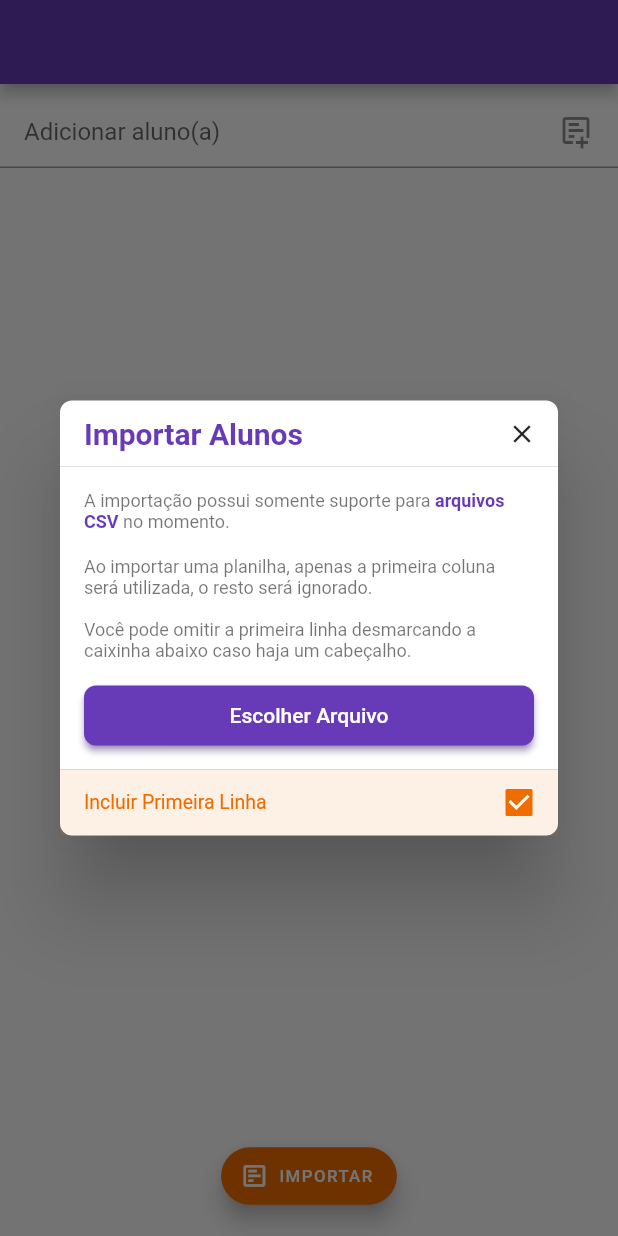
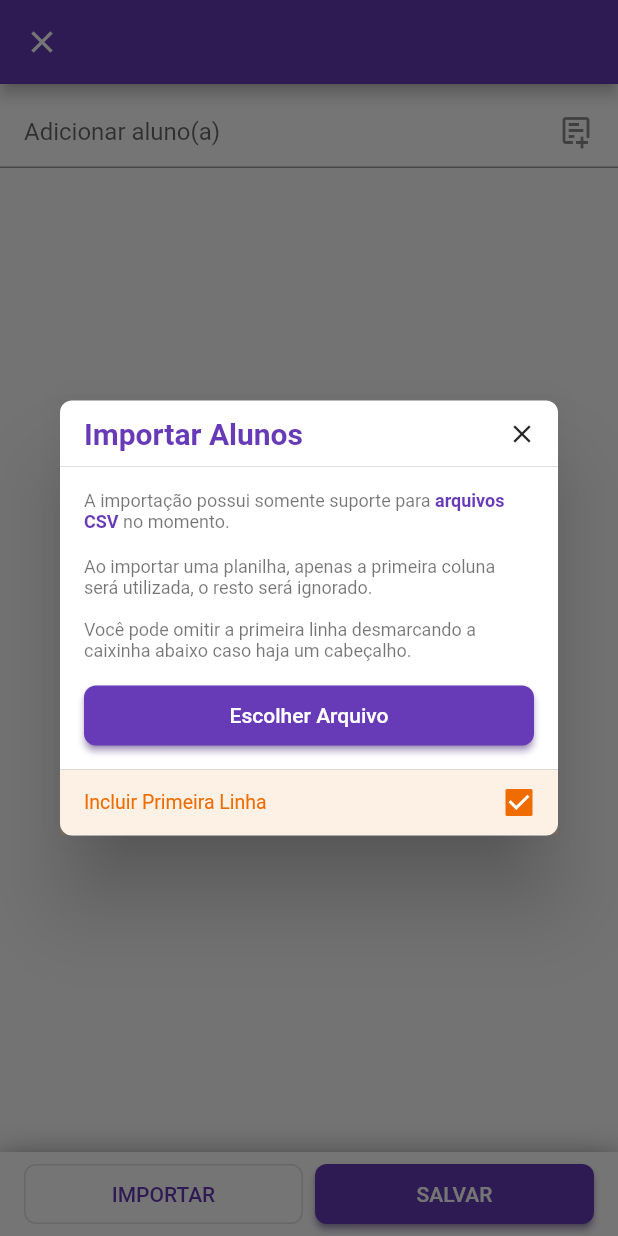
Before and after one commit to baumths/presenca, a Flutter app: the StudentsFormPage widget shown alone on an empty page, opened directly with empty values, after a tap on "IMPORTAR", on a phone screen of 412 x 824 dp. Run offline on Flutter 3.47's test engine with Material 2 defaults, Android fonts, the phone set to English and light mode, and no system bars; our stand-ins replace bloc, dartz, flutter_bloc, freezed_annotation, hive; accounts and stored records are empty; generated files the repository leaves out were written again.

Commit message:
Some changes to students form

```diff
--- a/lib/src/application/students/form/state.dart
+++ b/lib/src/application/students/form/state.dart
@@ -8,6 +8,7 @@ class StudentsFormState with _$StudentsFormState {
     required Option<Discipline> discipline,
     required Option<Student> selectedStudent,
     required List<Student> students,
+    required bool isSaving,
     required Option<Either<StudentFailure, Unit>> failureOrSuccessOption,
   }) = _StudentsFormState;
 
@@ -16,6 +17,7 @@ class StudentsFormState with _$StudentsFormState {
       discipline: None(),
       selectedStudent: None(),
       students: <Student>[],
+      isSaving: false,
       failureOrSuccessOption: None(),
     );
   }
--- a/lib/src/presentation/students/form/students_form_page.dart
+++ b/lib/src/presentation/students/form/students_form_page.dart
@@ -4,6 +4,7 @@ import 'package:flutter_bloc/flutter_bloc.dart';
 import '../../../application/students/form/bloc.dart';
 import '../../../domain/discipline.dart';
 import '../../../domain/student.dart';
+import '../../../shared/shared.dart';
 import 'widgets/students_form_view.dart';
 
 class StudentsFormPage extends StatelessWidget {
@@ -31,7 +32,56 @@ class StudentsFormPage extends StatelessWidget {
 
         return bloc..add(StudentsFormEvent.started(discipline: discipline));
       },
-      child: StudentsFormView(title: discipline.name),
+      child: BlocListener<StudentsFormBloc, StudentsFormState>(
+        listenWhen: (p, c) {
+          return p.failureOrSuccessOption != c.failureOrSuccessOption;
+        },
+        listener: (BuildContext context, StudentsFormState state) {
+          state.failureOrSuccessOption.fold(
+            () {},
+            (either) => either.fold(
+              (failure) => failure.whenOrNull(
+                unableToUpdate: () {
+                  SnackBarHelper.showError(
+                    context,
+                    'Não foi possível salvar lista de alunos.',
+                  );
+                },
+              ),
+              (_) {
+                Navigator.pop(context);
+                SnackBarHelper.showSuccess(
+                  context,
+                  'As alterações foram salvas.',
+                );
+              },
+            ),
+          );
+        },
+        child: Stack(
+          children: [
+            StudentsFormView(title: discipline.name),
+            const _Overlay(),
+          ],
+        ),
+      ),
     );
   }
 }
+
+class _Overlay extends StatelessWidget {
+  const _Overlay({Key? key}) : super(key: key);
+
+  @override
+  Widget build(BuildContext context) {
+    return BlocBuilder<StudentsFormBloc, StudentsFormState>(
+      buildWhen: (p, c) => p.isSaving != c.isSaving,
+      builder: (BuildContext context, StudentsFormState state) {
+        return LoadingOverlay(
+          visible: state.isSaving,
+          description: 'Salvando Lista de Alunos...',
+        );
+      },
+    );
+  }
+}
--- a/lib/src/presentation/students/form/widgets/students_form_view.dart
+++ b/lib/src/presentation/students/form/widgets/students_form_view.dart
@@ -8,8 +8,6 @@ import 'discard_dialog.dart';
 import 'students_form_body.dart';
 
 class StudentsFormView extends StatelessWidget {
-  static const _kFabLocation = FloatingActionButtonLocation.centerFloat;
-
   const StudentsFormView({
     Key? key,
     required this.title,
@@ -19,52 +17,41 @@ class StudentsFormView extends StatelessWidget {
 
   @override
   Widget build(BuildContext context) {
-    return WillPopScope(
-      onWillPop: () async {
-        final bool? shouldSave = await showDialog<bool>(
-          context: context,
-          builder: (_) => const DiscardDialog(),
-        );
-
-        // TODO: show loading overlay
-        if (shouldSave == null) {
-          return false;
-        } else if (shouldSave) {
-          context
-              .read<StudentsFormBloc>()
-              .add(const StudentsFormEvent.submitted());
-          SnackBarHelper.showSuccess(context, 'Saved');
-        } else {
-          SnackBarHelper.showError(context, 'Trashed');
-        }
-
-        return true;
-      },
-      child: Scaffold(
-        appBar: AppBar(title: Text(title), titleSpacing: 0),
+    return Scaffold(
+      appBar: AppBar(
+        titleSpacing: 0,
+        title: Text(title),
+        leading: const _CloseButton(),
+      ),
       body: const StudentsFormBody(),
-        floatingActionButtonLocation: _kFabLocation,
-        floatingActionButton: const _ImportFab(),
-      ),
+      bottomNavigationBar: const _ButtonBar(),
     );
   }
 }
 
-class _ImportFab extends StatelessWidget {
-  const _ImportFab({Key? key}) : super(key: key);
+class _ButtonBar extends StatelessWidget {
+  const _ButtonBar({Key? key}) : super(key: key);
 
   @override
   Widget build(BuildContext context) {
-    return Transform.scale(
-      scale: .8,
-      child: FloatingActionButton.extended(
-        // TODO(future): update on scrollable scrolled
-        isExtended: true,
-        icon: const RotatedBox(
-          quarterTurns: 1,
-          child: Icon(Icons.poll_outlined),
+    return DecoratedBox(
+      decoration: const BoxDecoration(
+        color: Colors.white,
+        boxShadow: [
+          BoxShadow(
+            offset: Offset(0, 10),
+            blurRadius: 20,
           ),
-        label: const Text('IMPORTAR'),
+        ],
+      ),
+      child: Padding(
+        padding: const EdgeInsets.symmetric(horizontal: 16, vertical: 8),
+        child: Row(
+          children: [
+            Expanded(
+              child: SecondaryButton(
+                height: 40,
+                label: 'IMPORTAR',
                 onPressed: () async {
                   await showDialog<void>(
                     context: context,
@@ -73,6 +60,44 @@ class _ImportFab extends StatelessWidget {
                   );
                 },
               ),
+            ),
+            const SizedBox(width: 8),
+            Expanded(
+              child: PrimaryButton(
+                height: 40,
+                label: 'SALVAR',
+                onPressed: () => context
+                    .read<StudentsFormBloc>()
+                    .add(const StudentsFormEvent.submitted()),
+              ),
+            ),
+          ],
+        ),
+      ),
     );
   }
 }
+
+class _CloseButton extends StatelessWidget {
+  const _CloseButton({Key? key}) : super(key: key);
+
+  @override
+  Widget build(BuildContext context) {
+    return CloseButton(
+      onPressed: () async {
+        final bool? discardPressed = await showDialog<bool>(
+          context: context,
+          builder: (_) => const DiscardDialog(),
+        );
+
+        if (discardPressed ?? false) {
+          SnackBarHelper.showWarning(
+            context,
+            'As alterações foram descartadas.',
+          );
+          Navigator.pop(context); // Return to discipline details
+        }
+      },
+    );
+  }
+}
```
Also changed, not shown: lib/src/application/students/form/bloc.dart (+13 -1 lines), lib/src/presentation/students/form/widgets/discard_dialog.dart (+14 -12 lines). Lines whose indentation alone changed are shown as unchanged.
